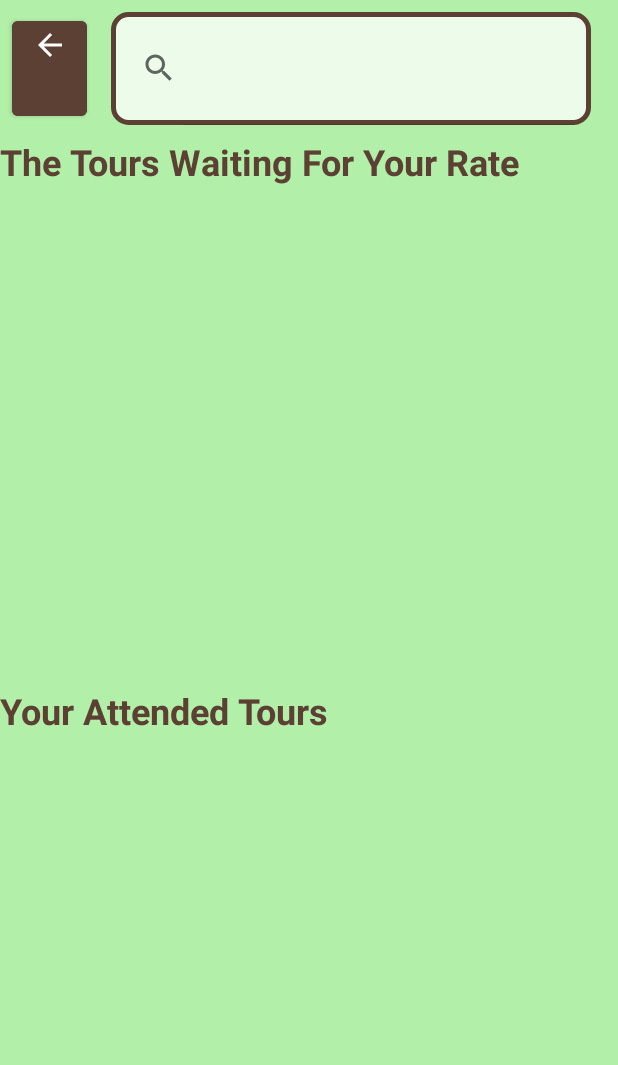
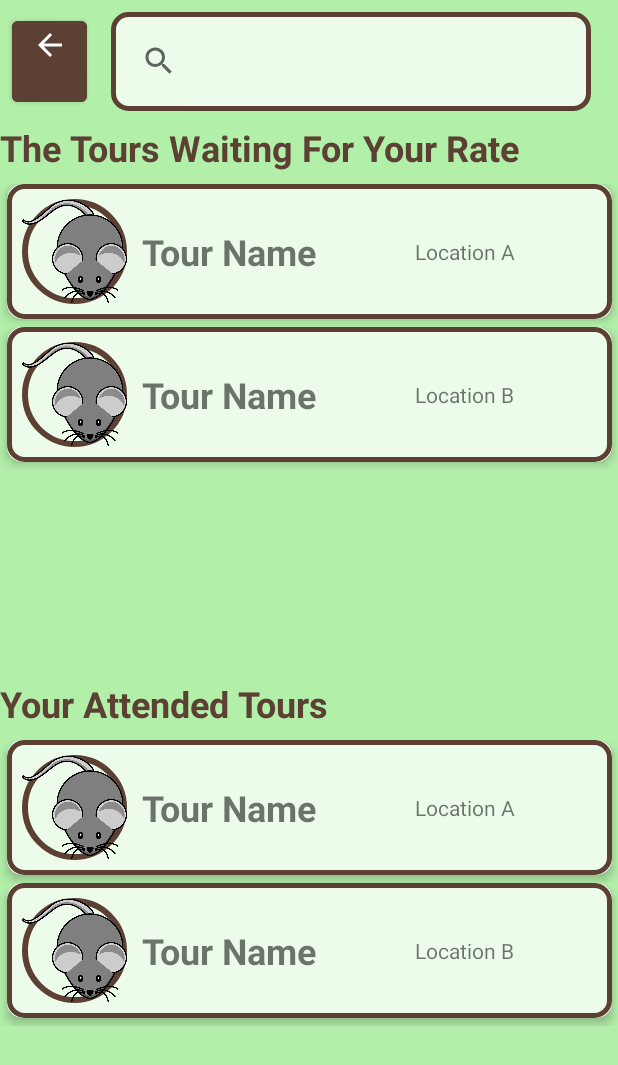
Before and after one commit to GunlukGuneslik/Final_Traveler_Kivi_UI, an Android app: the AttendedToursActivity screen opened directly, with no data from a screen before it, on a phone screen of 412 x 824 dp. Shown: the top 1065 px of the screen. Run offline under Robolectric (Android 15) with nearby library versions, the phone set to English and light mode, and no system bars.

Commit message:
Şu an temel olarak attended tours page tamam
ama yapmam gereken düzenlemeler var

```diff
--- a/app/src/main/java/com/example/actualtravellerkiviprojectui/AttendedToursActivity.java
+++ b/app/src/main/java/com/example/actualtravellerkiviprojectui/AttendedToursActivity.java
@@ -3,7 +3,6 @@ package com.example.actualtravellerkiviprojectui;
 import android.os.Bundle;
 import android.view.View;
 import android.widget.Button;
-import android.widget.FrameLayout;
 import android.widget.SearchView;
 import android.widget.Toast;
 
@@ -13,12 +12,10 @@ import androidx.recyclerview.widget.LinearLayoutManager;
 import androidx.recyclerview.widget.RecyclerView;
 
 import com.example.actualtravellerkiviprojectui.adapter.Attended_Tour_RecyclerViewAdapter_for_tour_frames;
-import com.example.actualtravellerkiviprojectui.dto.PlaceModel;
 import com.example.actualtravellerkiviprojectui.model.Tour;
 
 import java.util.ArrayList;
 import java.util.Date;
-import java.util.List;
 
 public class AttendedToursActivity extends AppCompatActivity {
 
@@ -50,11 +47,11 @@ public class AttendedToursActivity extends AppCompatActivity {
             }
         });
 
-        adapterForWaitingTours = new Attended_Tour_RecyclerViewAdapter_for_tour_frames(this, WaitingToursList, this);
+        adapterForWaitingTours = new Attended_Tour_RecyclerViewAdapter_for_tour_frames(this, WaitingToursList);
         recyclerViewForAttendedToursWaitingForRating.setAdapter(adapterForWaitingTours);
         recyclerViewForAttendedToursWaitingForRating.setLayoutManager(new LinearLayoutManager(this));
 
-        adapterForRatedTours = new Attended_Tour_RecyclerViewAdapter_for_tour_frames(this, RatedToursList, this);
+        adapterForRatedTours = new Attended_Tour_RecyclerViewAdapter_for_tour_frames(this, RatedToursList);
         recyclerViewForAttendedToursRated.setAdapter(adapterForRatedTours);
         recyclerViewForAttendedToursRated.setLayoutManager(new LinearLayoutManager(this));
 
@@ -78,18 +75,18 @@ public class AttendedToursActivity extends AppCompatActivity {
     }
 
     private void flitterList(String Text, ArrayList<Tour> givenList, Attended_Tour_RecyclerViewAdapter_for_tour_frames adapter) {
-        ArrayList<Tour> fliteredList = new ArrayList<>();
+        ArrayList<Tour> filteredList = new ArrayList<>();
 
         for (Tour current: givenList) {
             if (current.getDestination().toLowerCase().contains(Text.toLowerCase())) {
-                fliteredList.add(current);
+                filteredList.add(current);
             }
         }
 
-        if (fliteredList.isEmpty()) {
-            Toast.makeText(this, "There is no place is found", Toast.LENGTH_SHORT).show();
+        if (filteredList.isEmpty()) {
+            Toast.makeText(this, "No matching tours found.", Toast.LENGTH_SHORT).show();
         } else {
-            adapter.setFlitiredList(fliteredList);
+            adapter.setFlirtedList(filteredList);
         }
     }
 
--- a/app/src/main/java/com/example/actualtravellerkiviprojectui/adapter/Attended_Tour_RecyclerViewAdapter_for_tour_frames.java
+++ b/app/src/main/java/com/example/actualtravellerkiviprojectui/adapter/Attended_Tour_RecyclerViewAdapter_for_tour_frames.java
@@ -7,15 +7,11 @@ import android.view.ViewGroup;
 import android.widget.ImageView;
 import android.widget.TextView;
 import android.widget.Toast;
-
 import androidx.annotation.NonNull;
 import androidx.cardview.widget.CardView;
 import androidx.recyclerview.widget.RecyclerView;
-
-import com.example.actualtravellerkiviprojectui.AttendedToursActivity;
 import com.example.actualtravellerkiviprojectui.R;
 import com.example.actualtravellerkiviprojectui.model.Tour;
-
 import java.util.ArrayList;
 
 /**
@@ -25,26 +21,26 @@ import java.util.ArrayList;
 public class Attended_Tour_RecyclerViewAdapter_for_tour_frames extends RecyclerView.Adapter<Attended_Tour_RecyclerViewAdapter_for_tour_frames.MapViewHolder>{
     Context context;
     ArrayList<Tour> tourList;
-    AttendedToursActivity tourPagesActivity;
 
-    public Attended_Tour_RecyclerViewAdapter_for_tour_frames(AttendedToursActivity tourPagesActivity, ArrayList<Tour> tourList, Context context) {
-        this.tourPagesActivity = tourPagesActivity;
+    public Attended_Tour_RecyclerViewAdapter_for_tour_frames(Context context, ArrayList<Tour> tourList) {
+        this.context = context;
         this.tourList = tourList;
-        this.context = context;
     }
 
     @NonNull
     @Override
     public Attended_Tour_RecyclerViewAdapter_for_tour_frames.MapViewHolder onCreateViewHolder(@NonNull ViewGroup parent, int viewType) {
         LayoutInflater inflater = LayoutInflater.from(context);
-        View view = inflater.inflate(R.layout.fragment_tour_pages, parent, false);
+        View view = inflater.inflate(R.layout.tour_page_recycler_view_row, parent, false);
         return new Attended_Tour_RecyclerViewAdapter_for_tour_frames.MapViewHolder(view);
     }
 
     @Override
     public void onBindViewHolder(@NonNull Attended_Tour_RecyclerViewAdapter_for_tour_frames.MapViewHolder holder, int position) {
         Tour currentTour = tourList.get(position);
+        //TODO: Tour classı düzelitildiğinde bunlar da düzeltilmeli
         //holder.guidePhoto.setImageResource(currentTour.getGuide().getPhoto);
+        holder.guidePhoto.setImageResource(R.drawable.mouse);
         holder.places.setText(currentTour.getDestination());
         //holder.tourName.setText(currentTour.getTourName());
 
@@ -75,7 +71,7 @@ public class Attended_Tour_RecyclerViewAdapter_for_tour_frames extends RecyclerV
         }
     }
 
-    public void setFlitiredList(ArrayList<Tour> flitiredList){
+    public void setFlirtedList(ArrayList<Tour> flitiredList){
         this.tourList = flitiredList;
         notifyDataSetChanged();
     }
--- a/app/src/main/res/layout/activity_attended_tours.xml
+++ b/app/src/main/res/layout/activity_attended_tours.xml
@@ -59,7 +59,7 @@
             android:id="@+id/recyclerViewAttendedToursWaitingForRating"
             android:layout_width="match_parent"
             android:layout_height="0dp"
-            android:layout_weight="7">
+            android:layout_weight="8">
         </androidx.recyclerview.widget.RecyclerView>
 
         <TextView
@@ -76,7 +76,7 @@
             android:id="@+id/recyclerViewAttendedToursRated"
             android:layout_width="match_parent"
             android:layout_height="0dp"
-            android:layout_weight="7">
+            android:layout_weight="8">
         </androidx.recyclerview.widget.RecyclerView>
     </LinearLayout>
 </FrameLayout>
--- a/app/src/main/res/layout/tour_page_recycler_view_row.xml
+++ b/app/src/main/res/layout/tour_page_recycler_view_row.xml
@@ -8,7 +8,7 @@
 <androidx.constraintlayout.widget.ConstraintLayout xmlns:android="http://schemas.android.com/apk/res/android"
     xmlns:app="http://schemas.android.com/apk/res-auto"
     android:layout_width="match_parent"
-    android:layout_height="match_parent">
+    android:layout_height="wrap_content">
 
     <androidx.cardview.widget.CardView
         android:id="@+id/TourMiniCard"
--- a/app/src/main/res/values/strings.xml
+++ b/app/src/main/res/values/strings.xml
@@ -19,6 +19,8 @@
     <string name="signINButtonTag">SIGN IN</string>
     <string name="joinUsLabelTag">Join us</string>
     <string name="createAccountButtonTag">Create account</string>
+
+    <string name="NoPlaceFoundWarning">No matching tours found.</string>
 
     <string-array name="userNames">
         <item>Helena</item>
```
Also changed, not shown: app/src/main/java/com/example/actualtravellerkiviprojectui/TourPagesFragment.java (deleted, +0 -140 lines).
